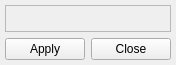
Qt form GUI/ui/dialog_filter.ui (dudtj5307/Packet_Parsing_Software) before a commit.
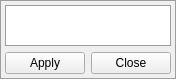
The same form after that commit.

Commit message: gui_filter/code integrated & GUI modified

```diff
--- a/GUI/ui/dialog_filter.ui
+++ b/GUI/ui/dialog_filter.ui
@@ -7,7 +7,7 @@
     <x>0</x>
     <y>0</y>
     <width>176</width>
-    <height>65</height>
+    <height>79</height>
    </rect>
   </property>
   <property name="maximumSize">
@@ -22,6 +22,11 @@
   <property name="layoutDirection">
    <enum>Qt::LayoutDirection::LeftToRight</enum>
   </property>
+  <property name="styleSheet">
+   <string notr="true">#FilterForm {
+    border: 1px solid rgb(158, 158, 158);
+}</string>
+  </property>
   <layout class="QFormLayout" name="formLayout">
    <property name="leftMargin">
     <number>5</number>
@@ -45,13 +50,19 @@
      </property>
      <property name="minimumSize">
       <size>
-       <width>50</width>
+       <width>0</width>
        <height>0</height>
       </size>
      </property>
      <property name="layoutDirection">
       <enum>Qt::LayoutDirection::LeftToRight</enum>
      </property>
+     <property name="styleSheet">
+      <string notr="true">QFrame#frame {
+    border: 1px solid rgb(158, 158, 158);
+	background-color: rgb(255, 255, 255);
+}</string>
+     </property>
      <property name="frameShape">
       <enum>QFrame::Shape::StyledPanel</enum>
      </property>
```
Left out of the diff: 88 changed lines with no effect on the pictures. The commit also changes 5 other files.
